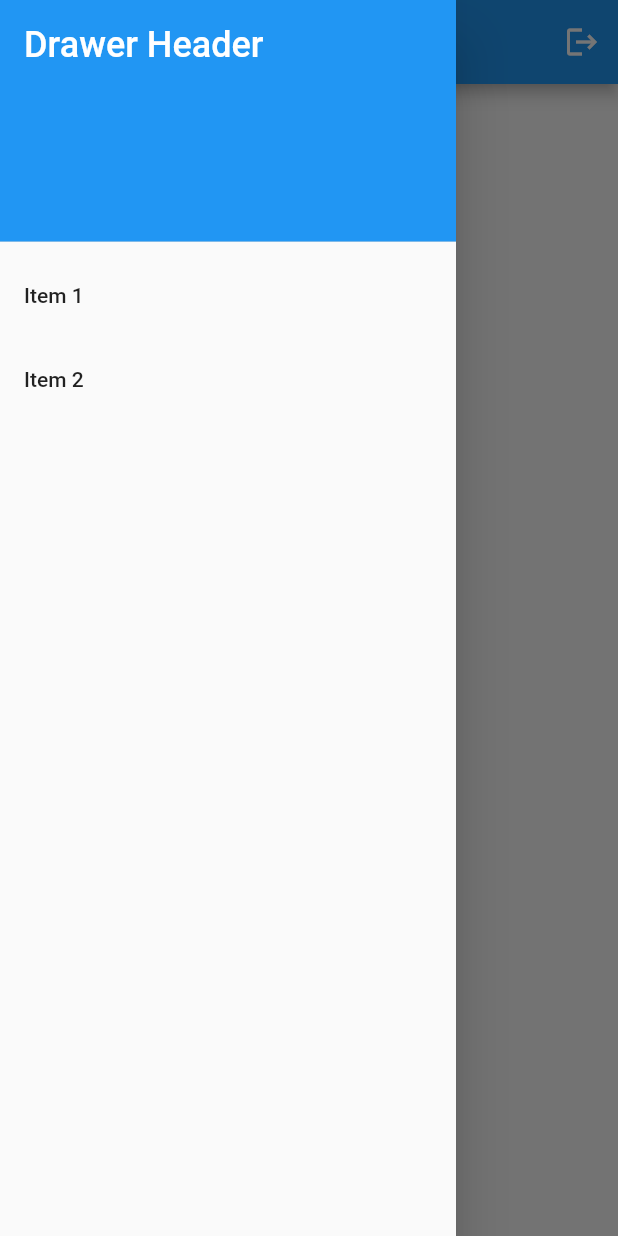
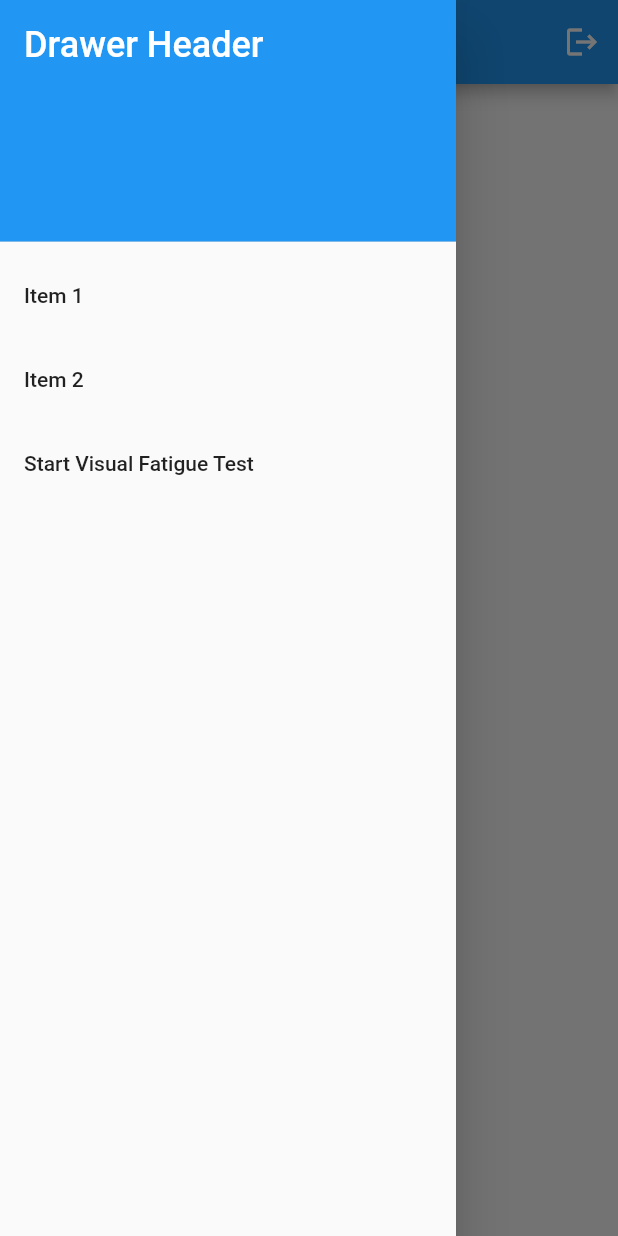
Before and after one commit to OmeshSachethana/SPM_Project, a Flutter app: the screen it shows once a user with an empty profile is signed in, with the side drawer open, on a phone screen of 412 x 824 dp. Run offline on Flutter 3.47's test engine with Material 2 defaults, Android fonts, the light colour scheme and no system bars; our stand-ins replace camera, firebase_auth, firebase_core; accounts and stored records are empty.

Commit message:
added visual fatigue

```diff
--- a/lib/pages/home_page.dart
+++ b/lib/pages/home_page.dart
@@ -22,16 +22,16 @@ class HomePage extends StatelessWidget {
         actions: [
           IconButton(
             onPressed: signUserOut,
-            icon: Icon(Icons.logout),
+            icon: const Icon(Icons.logout),
           )
         ],
-        title: Text('Your App Title'),
+        title: const Text('Your App Title'),
       ),
       drawer: Drawer(
         child: ListView(
           padding: EdgeInsets.zero,
           children: <Widget>[
-            DrawerHeader(
+            const DrawerHeader(
               decoration: BoxDecoration(
                 color: Colors.blue,
               ),
@@ -44,15 +44,28 @@ class HomePage extends StatelessWidget {
               ),
             ),
             ListTile(
-              title: Text('Item 1'),
+              title: const Text('Item 1'),
               onTap: () {
                 // Add your logic for when Item 1 is tapped
               },
             ),
             ListTile(
-              title: Text('Item 2'),
+              title: const Text('Item 2'),
               onTap: () {
                 // Add your logic for when Item 2 is tapped
+              },
+            ),
+            ListTile(
+              title: const Text('Start Visual Fatigue Test'),
+              onTap: () {
+                Navigator.push(
+                  context,
+                  MaterialPageRoute(
+                    builder: (context) => VisualFatigueTestPage(
+                      frontCamera: frontCamera,
+                    ),
+                  ),
+                );
               },
             ),
             // Add more ListTile items as needed
```
